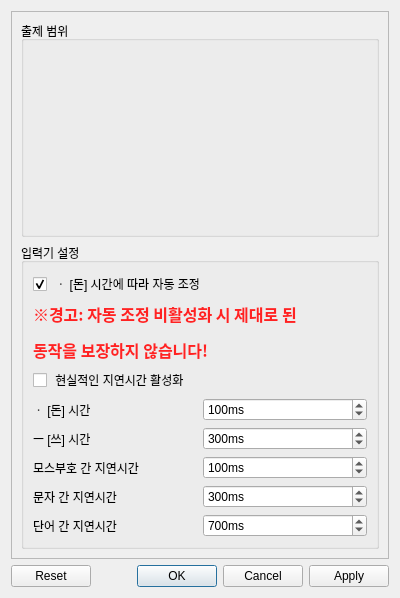
Before: the Qt Designer form assets/ui/setting.ui in museekee/morse_code_learn, drawn with Qt 5.
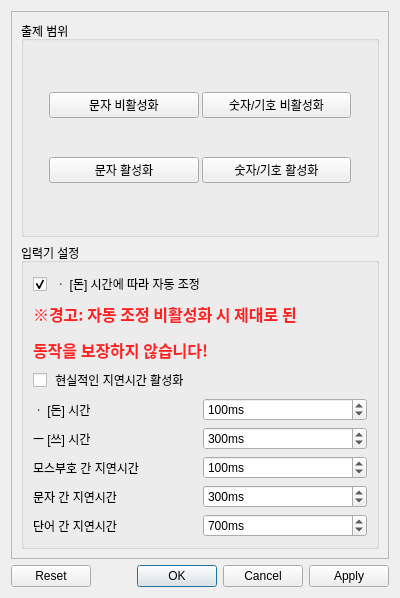
After: the same form once the commit is applied.

Commit message: 체크 자동 해제 / D J 키 추가

```diff
--- a/assets/ui/setting.ui
+++ b/assets/ui/setting.ui
@@ -57,10 +57,40 @@
            <number>15</number>
           </property>
           <item>
-           <layout class="QVBoxLayout" name="abc_list"/>
+           <layout class="QVBoxLayout" name="abc_list">
+            <item>
+             <widget class="QPushButton" name="dis_chr">
+              <property name="text">
+               <string>문자 비활성화</string>
+              </property>
+             </widget>
+            </item>
+            <item>
+             <widget class="QPushButton" name="abl_chr">
+              <property name="text">
+               <string>문자 활성화</string>
+              </property>
+             </widget>
+            </item>
+           </layout>
           </item>
           <item>
-           <layout class="QVBoxLayout" name="other_list"/>
+           <layout class="QVBoxLayout" name="other_list">
+            <item>
+             <widget class="QPushButton" name="dis_num">
+              <property name="text">
+               <string>숫자/기호 비활성화</string>
+              </property>
+             </widget>
+            </item>
+            <item>
+             <widget class="QPushButton" name="abl_num">
+              <property name="text">
+               <string>숫자/기호 활성화</string>
+              </property>
+             </widget>
+            </item>
+           </layout>
           </item>
          </layout>
         </widget>
```
The commit also changes 1 other file.
